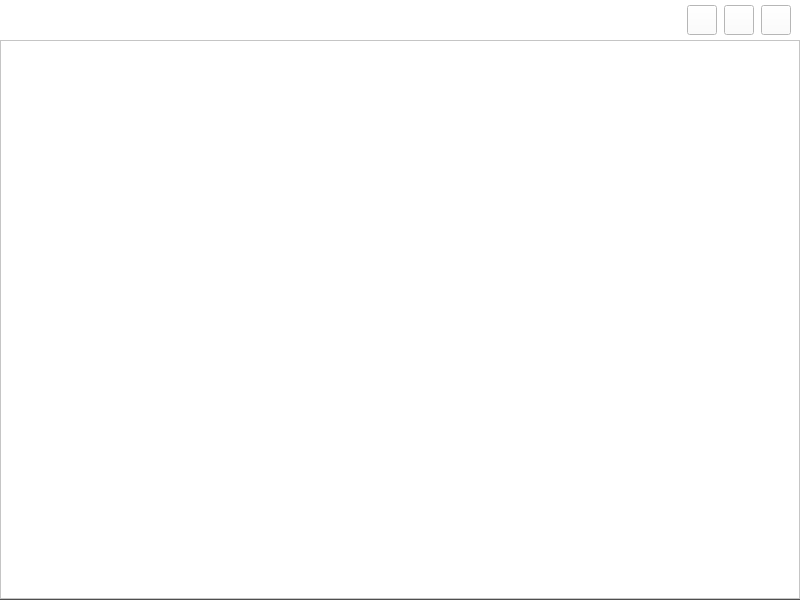
This is recorder/src/untitled.ui in Martin1403/PyQt5 as Qt 5 draws it before an edit. The edited form follows.
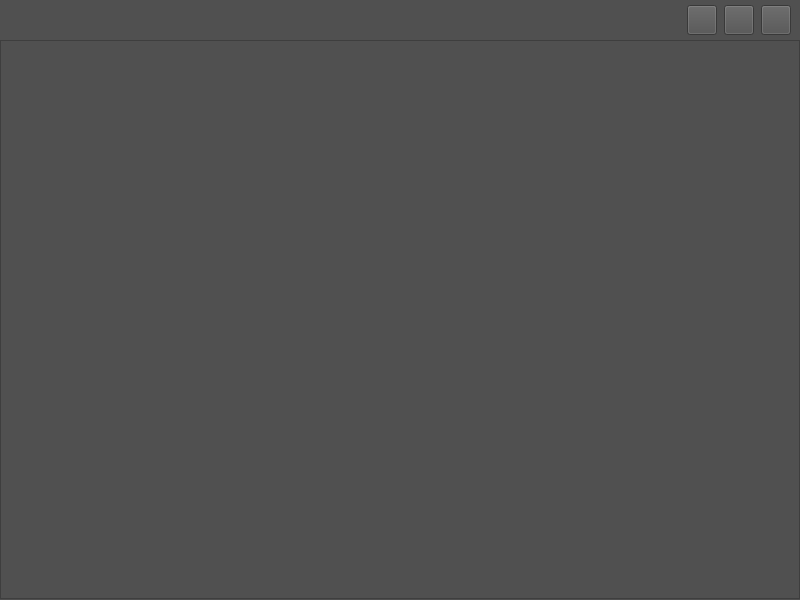
This is the edited form. Icons and pictures are not drawn.

What changed in the file:
```diff
--- a/recorder/src/untitled.ui
+++ b/recorder/src/untitled.ui
@@ -33,7 +33,7 @@
     <item>
      <widget class="QFrame" name="frame_main">
       <property name="styleSheet">
-       <string notr="true">background-color: rgb(255, 255, 255);</string>
+       <string notr="true">background-color: rgb(80, 80, 80);</string>
       </property>
       <property name="frameShape">
        <enum>QFrame::NoFrame</enum>
```
